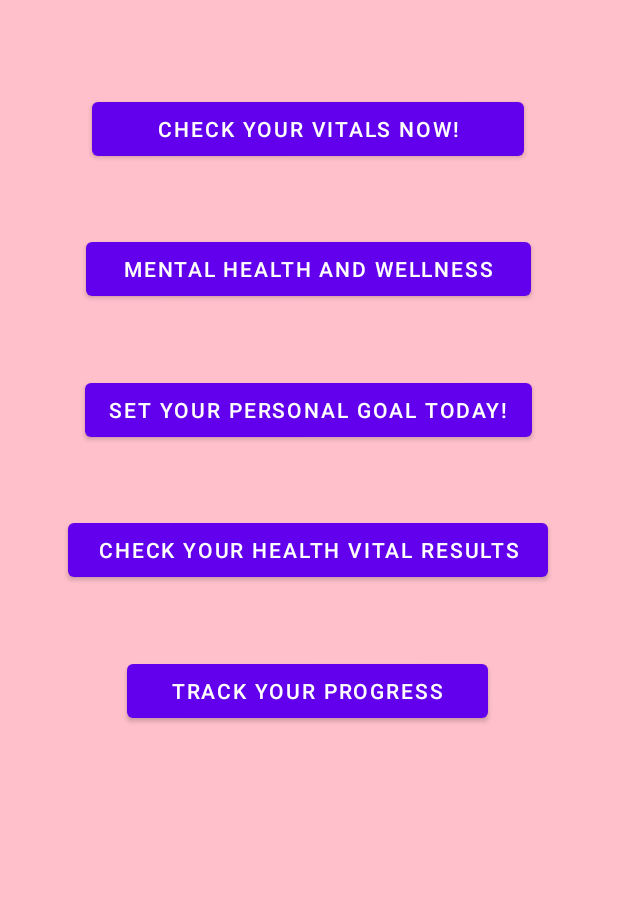
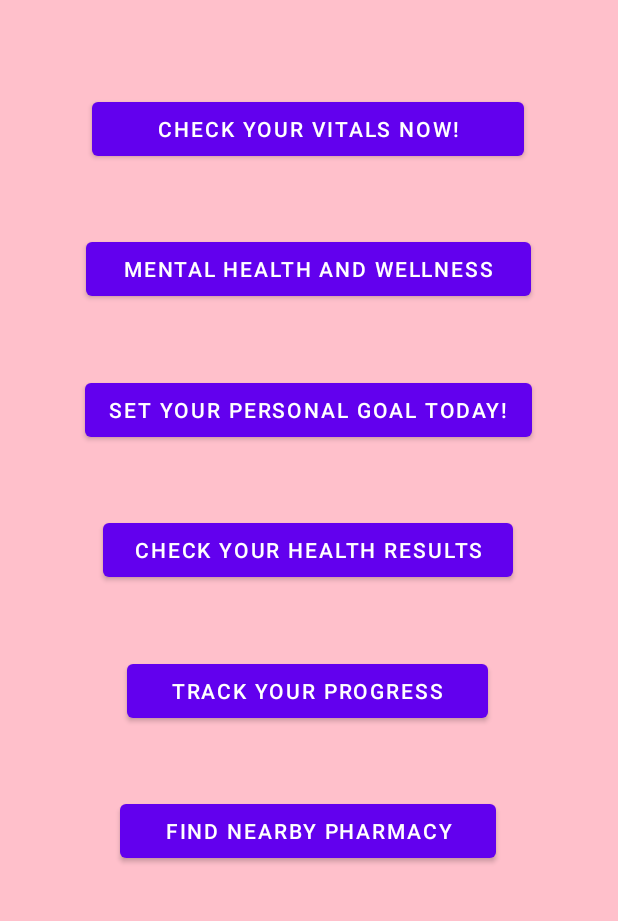
Before and after one commit to s-ramyalakshmi/MC-BeTheBestYou, an Android app: the NavigationBar screen opened directly, with no data from a screen before it, on a phone screen of 412 x 824 dp, the part 315-1236 px from its top. Run offline under Robolectric (Android 15) with nearby library versions, the phone set to English and light mode, and no system bars.

Commit message:
Pallav Commit on navigation bar

```diff
--- a/app/src/main/java/com/example/bethebestyou/NavigationBar.java
+++ b/app/src/main/java/com/example/bethebestyou/NavigationBar.java
@@ -18,6 +18,7 @@ public class NavigationBar extends AppCompatActivity {
         Button btnPersonalGoalPage = findViewById(R.id.btnPersonalGoalPage);
         Button btnResults = findViewById(R.id.btnResults);
         Button btnProgress = findViewById(R.id.btnProgress);
+        Button btnPharmacy = findViewById(R.id.btnPharmacy);
 
         btnVitalsPage.setOnClickListener(new View.OnClickListener() {
             @Override
@@ -64,5 +65,13 @@ public class NavigationBar extends AppCompatActivity {
                 startActivity(intent);
             }
         });
+        btnPharmacy.setOnClickListener(new View.OnClickListener() {
+            @Override
+            public void onClick(View v) {
+                Intent intent = new Intent(NavigationBar.this, activity_maps.class);
+                intent.putExtra("place", "CVS");
+                startActivity(intent);
+            }
+        });
     }
 }
--- a/app/src/main/java/com/example/bethebestyou/activity_anomaly.java
+++ b/app/src/main/java/com/example/bethebestyou/activity_anomaly.java
@@ -132,7 +132,7 @@ public class activity_anomaly extends AppCompatActivity {
 
                         if (cursor.moveToFirst()) {
                             @SuppressLint("Range") String name1 = cursor.getString(cursor.getColumnIndex("name"));
-                            @SuppressLint("Range") String phone = cursor.getString(cursor.getColumnIndex(selectedItem));
+                            @SuppressLint("Range") String phone = cursor.getString(cursor.getColumnIndex("emergency_contact"));
                             String message = "Hello! your friend"+name1+", is having abnormal health vitals, please check up on them";
                             try {
                                 SmsManager smsManager = SmsManager.getDefault();
--- a/app/src/main/res/layout/activity_navigation_bar.xml
+++ b/app/src/main/res/layout/activity_navigation_bar.xml
@@ -60,7 +60,7 @@
         android:id="@+id/btnResults"
         android:layout_width="wrap_content"
         android:layout_height="wrap_content"
-        android:text=" Check your Health vital results "
+        android:text=" Check your Health results "
         app:layout_constraintBottom_toBottomOf="parent"
         app:layout_constraintEnd_toEndOf="parent"
         app:layout_constraintHorizontal_bias="0.496"
@@ -78,6 +78,17 @@
         app:layout_constraintStart_toStartOf="parent"
         app:layout_constraintTop_toTopOf="parent"
         app:layout_constraintVertical_bias="0.820" />
+    <Button
+        android:id="@+id/btnPharmacy"
+        android:layout_width="wrap_content"
+        android:layout_height="wrap_content"
+        android:text="   Find Nearby Pharmacy   "
+        app:layout_constraintBottom_toBottomOf="parent"
+        app:layout_constraintEnd_toEndOf="parent"
+        app:layout_constraintHorizontal_bias="0.496"
+        app:layout_constraintStart_toStartOf="parent"
+        app:layout_constraintTop_toTopOf="parent"
+        app:layout_constraintVertical_bias="0.950" />
 
 
 </androidx.constraintlayout.widget.ConstraintLayout>
```
